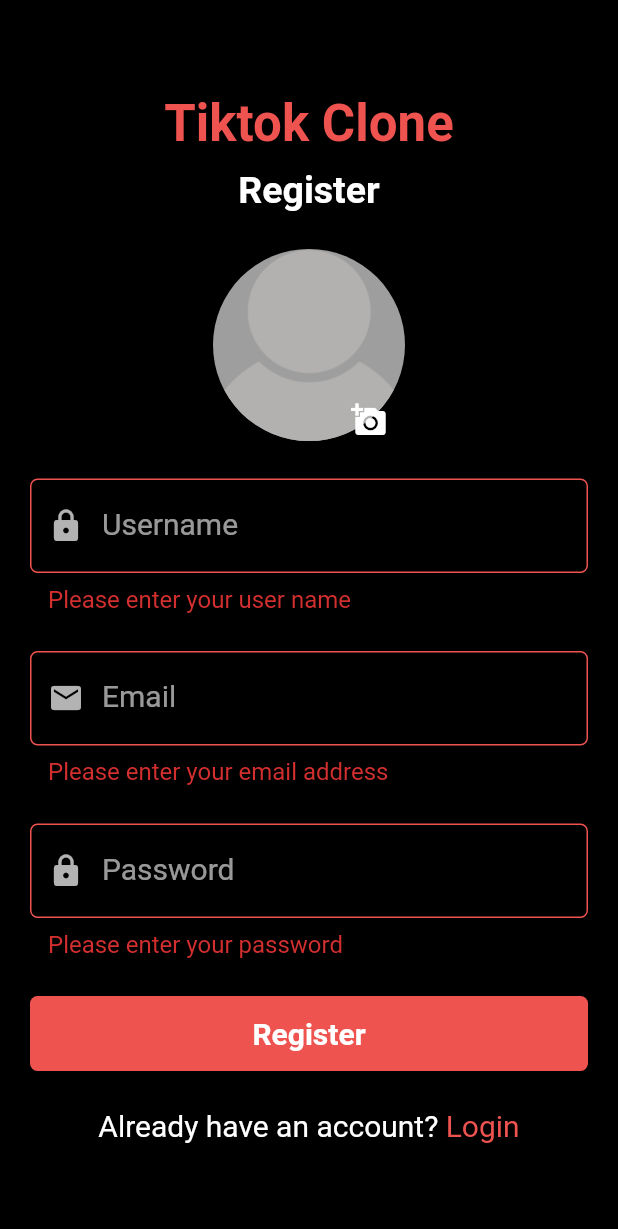
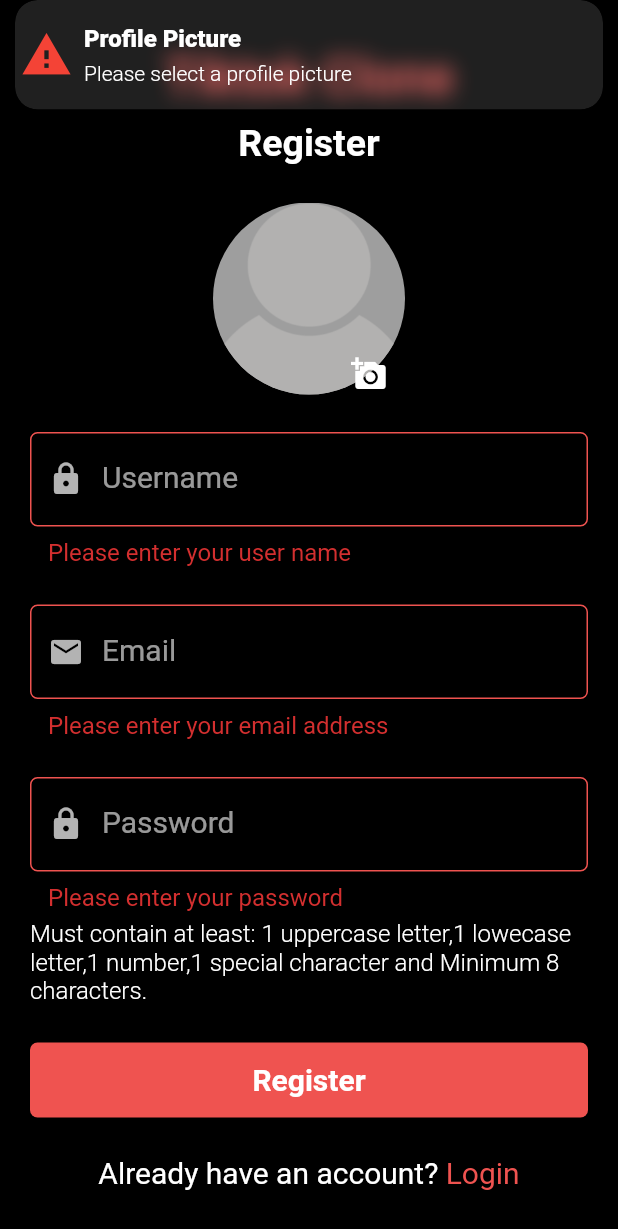
Before and after one commit to prasad-k-s/flutter-tiktok-clone, a Flutter app: the SignUp screen opened directly, after a tap on "Register", on a phone screen of 412 x 824 dp. Shown: the top 1229 px of the screen. Run offline on Flutter 3.47's test engine with Material 2 defaults, Android fonts, the phone set to English and light mode, and no system bars; our stand-ins replace cloud_firestore, email_validator, firebase_auth, firebase_core, firebase_storage, get and 1 more; missing offline and left inert: regexpattern; accounts and stored records are empty.

Commit message:
create user model

```diff
--- a/lib/constants.dart
+++ b/lib/constants.dart
@@ -3,6 +3,7 @@ import 'package:cloud_firestore/cloud_firestore.dart';
 import 'package:firebase_auth/firebase_auth.dart';
 import 'package:firebase_storage/firebase_storage.dart';
 import 'package:flutter/material.dart';
+import 'package:flutter_tiktok_clone/controllers/auth_controllers.dart';
 
 const backgroundColor = Colors.black;
 var buttonColor = Colors.red[400];
@@ -13,3 +14,5 @@ const blueColor = Colors.blue;
 var firebaseAuth = FirebaseAuth.instance;
 var firebaseStorage = FirebaseStorage.instance;
 var firestore = FirebaseFirestore.instance;
+
+var authController = AuthController.instance;
--- a/lib/main.dart
+++ b/lib/main.dart
@@ -2,7 +2,7 @@ import 'package:firebase_core/firebase_core.dart';
 import 'package:flutter/material.dart';
 import 'package:flutter_tiktok_clone/constants.dart';
 import 'package:flutter_tiktok_clone/controllers/auth_controllers.dart';
-import 'package:flutter_tiktok_clone/views/screens/auth/signup_screen.dart';
+import 'package:flutter_tiktok_clone/views/screens/auth/login_screen.dart';
 import 'package:get/get.dart';
 
 Future<void> main() async {
@@ -24,7 +24,7 @@ class MyApp extends StatelessWidget {
       theme: ThemeData.dark().copyWith(
         scaffoldBackgroundColor: backgroundColor,
       ),
-      home: SignUp(),
+      home: LoginScreen(),
     );
   }
 }
--- a/lib/views/screens/auth/signup_screen.dart
+++ b/lib/views/screens/auth/signup_screen.dart
@@ -2,6 +2,8 @@ import 'package:email_validator/email_validator.dart';
 import 'package:flutter/material.dart';
 import 'package:flutter_tiktok_clone/constants.dart';
 import 'package:flutter_tiktok_clone/views/widgets/text_input_filed.dart';
+import 'package:get/get.dart';
+import 'package:regexpattern/regexpattern.dart';
 
 class SignUp extends StatelessWidget {
   SignUp({super.key});
@@ -10,9 +12,28 @@ class SignUp extends StatelessWidget {
   final TextEditingController _userNameController = TextEditingController();
 
   final _myFormKey = GlobalKey<FormState>();
-  void login() {
+  void register() {
     final isValid = _myFormKey.currentState!.validate();
-    if (isValid) {}
+    if (authController.isImagePicked == false) {
+      Get.snackbar(
+        'Profile Picture',
+        'Please select a profile picture',
+        icon: const Icon(
+          Icons.warning,
+          color: Colors.red,
+          size: 35,
+        ),
+      );
+    }
+
+    if (isValid && authController.isImagePicked) {
+      authController.register(
+        _userNameController.text,
+        _emailController.text,
+        _passWordController.text,
+        authController.profilePhoto,
+      );
+    }
   }
 
   @override
@@ -58,7 +79,7 @@ class SignUp extends StatelessWidget {
                         left: 80,
                         bottom: -10,
                         child: IconButton(
-                          onPressed: () {},
+                          onPressed: () => authController.pickImage(),
                           icon: const Icon(Icons.add_a_photo),
                         ),
                       ),
@@ -78,12 +99,17 @@ class SignUp extends StatelessWidget {
                             controller: _userNameController,
                             labelText: 'Username',
                             icon: Icons.lock,
-                            isObscure: true,
                             keyboardType: TextInputType.name,
                             textInputAction: TextInputAction.next,
                             validator: (value) {
                               if (value == null || value.isEmpty) {
                                 return 'Please enter your user name';
+                              }
+                              if (value.length < 4) {
+                                return 'Username must contain atleast 4 characters';
+                              }
+                              if (value.isUsername() == false) {
+                                return 'Please enter a valid user name';
                               }
                               return null;
                             },
@@ -129,15 +155,35 @@ class SignUp extends StatelessWidget {
                               if (value == null || value.isEmpty) {
                                 return 'Please enter your password';
                               }
+                              if (value.length < 8) {
+                                return 'Password must contain atleast 8 characters';
+                              }
+                              if (value.isPasswordHardWithspace() == false) {
+                                return 'Please enter a valid password';
+                              }
                               return null;
                             },
+                          ),
+                        ),
+                        const SizedBox(
+                          height: 5,
+                        ),
+                        Container(
+                          width: MediaQuery.of(context).size.width,
+                          margin: const EdgeInsets.symmetric(horizontal: 20),
+                          child: const Text(
+                            'Must contain at least: 1 uppercase letter,1 lowecase letter,1 number,1 special character and Minimum 8 characters.',
+                            style: TextStyle(
+                              fontSize: 16,
+                              fontWeight: FontWeight.w300,
+                            ),
                           ),
                         ),
                         const SizedBox(
                           height: 25,
                         ),
                         GestureDetector(
-                          onTap: login,
+                          onTap: register,
                           child: Container(
                             width: MediaQuery.of(context).size.width - 40,
                             height: 50,
--- a/lib/views/widgets/text_input_filed.dart
+++ b/lib/views/widgets/text_input_filed.dart
@@ -10,7 +10,8 @@ class TextInputField extends StatelessWidget {
       this.isObscure = false,
       required this.validator,
       required this.keyboardType,
-      required this.textInputAction});
+      required this.textInputAction,
+});
   final TextEditingController controller;
   final String labelText;
   final IconData icon;
--- a/pubspec.yaml
+++ b/pubspec.yaml
@@ -41,6 +41,8 @@ dependencies:
   firebase_auth: ^4.9.0
   cloud_firestore: ^4.9.1
   firebase_storage: ^11.2.6
+  image_picker: ^1.0.4
+  regexpattern: ^2.5.0
 
 dev_dependencies:
   flutter_test:
```
Also changed, not shown: lib/controllers/auth_controllers.dart (+107 -10 lines), lib/models/user.dart (added, +29 -0 lines), lib/views/screens/auth/login_screen.dart (+6 -1 lines), lib/views/screens/home_screen.dart (added, +15 -0 lines), pubspec.lock, 2 other files.
